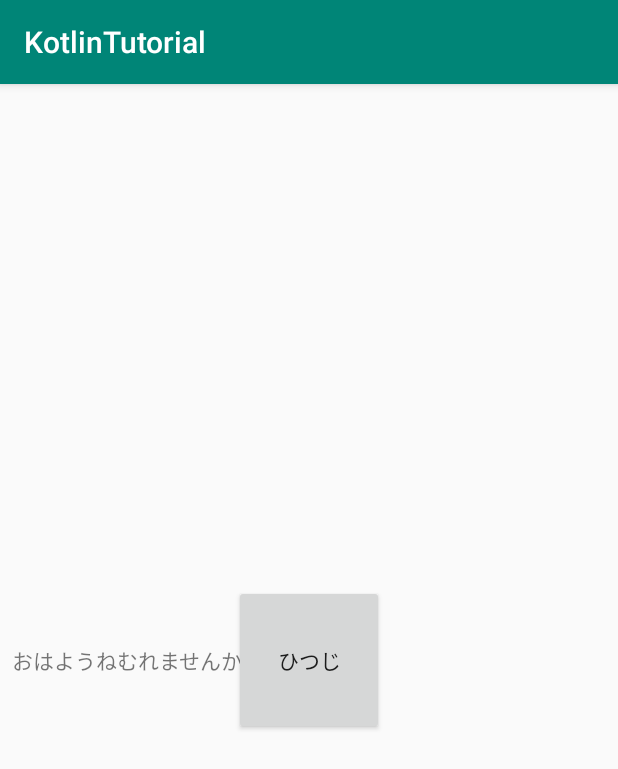
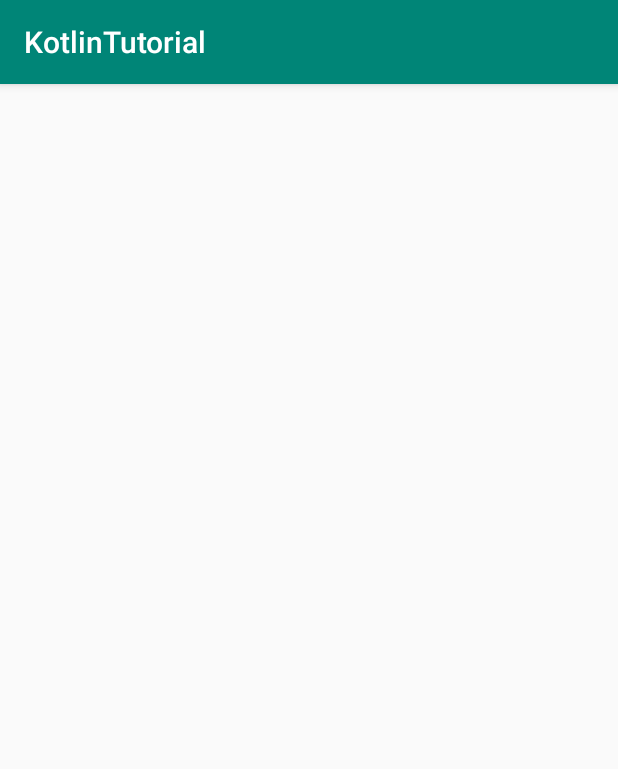
Before and after one commit to yyh-gl/android-kotlin-tutorial, an Android app: the screen it shows after launch (MainActivity), on a phone screen of 412 x 824 dp. Shown: the top 769 px of the screen. Run offline under Robolectric (Android 15) with nearby library versions, the phone set to English and light mode, and no system bars.

Commit message:
初期状態

```diff
--- a/app/src/main/java/com/example/kotlintutorial/MainActivity.kt
+++ b/app/src/main/java/com/example/kotlintutorial/MainActivity.kt
@@ -6,31 +6,8 @@ import kotlinx.android.synthetic.main.activity_main.*
 import java.util.*
 
 class MainActivity : AppCompatActivity() {
-    var sheepCount = 0 // 追加
-
     override fun onCreate(savedInstanceState: Bundle?) {
         super.onCreate(savedInstanceState)
         setContentView(R.layout.activity_main)
-
-        var greeting = "こんにちは"
-        val trialTime = Date()
-        val calendar = GregorianCalendar()
-        calendar.time = trialTime
-
-        val hour = calendar.get(Calendar.HOUR_OF_DAY)
-        if (hour in 1..11) {
-            greeting = "おはよう"
-        } else if (hour > 15) {
-            greeting = "こんばんは"
-        }
-
-        greeting += "ねむれませんか？"
-
-        textview.text = greeting
-
-        button.setOnClickListener {
-            val sheepText = "ひつじが${++sheepCount}匹"
-            textview.text = sheepText
-        }
     }
 }
--- a/app/src/main/res/layout/activity_main.xml
+++ b/app/src/main/res/layout/activity_main.xml
@@ -8,21 +8,4 @@
         android:id="@+id/rootLayout"
         tools:context=".MainActivity">
 
-    <TextView android:id="@+id/textview"
-              android:text="@+string/hello_world"
-              android:layout_width="wrap_content"
-              android:layout_height="wrap_content"
-              android:layout_marginEnd="8dp" app:layout_constraintStart_toStartOf="parent"
-              android:layout_marginStart="8dp" android:layout_marginTop="8dp" app:layout_constraintTop_toTopOf="parent"
-              android:layout_marginBottom="8dp" app:layout_constraintBottom_toBottomOf="parent"/>
-
-    <Button android:id="@+id/button"
-            android:text="@string/default_sheep"
-            android:layout_width="100dp"
-            android:layout_height="100dp"
-            app:layout_constraintEnd_toEndOf="parent"
-            android:layout_marginEnd="8dp" app:layout_constraintStart_toStartOf="parent"
-            android:layout_marginStart="8dp" android:layout_marginTop="8dp" app:layout_constraintTop_toTopOf="parent"
-            android:layout_marginBottom="8dp" app:layout_constraintBottom_toBottomOf="parent"/>
-
 </android.support.constraint.ConstraintLayout>
```
